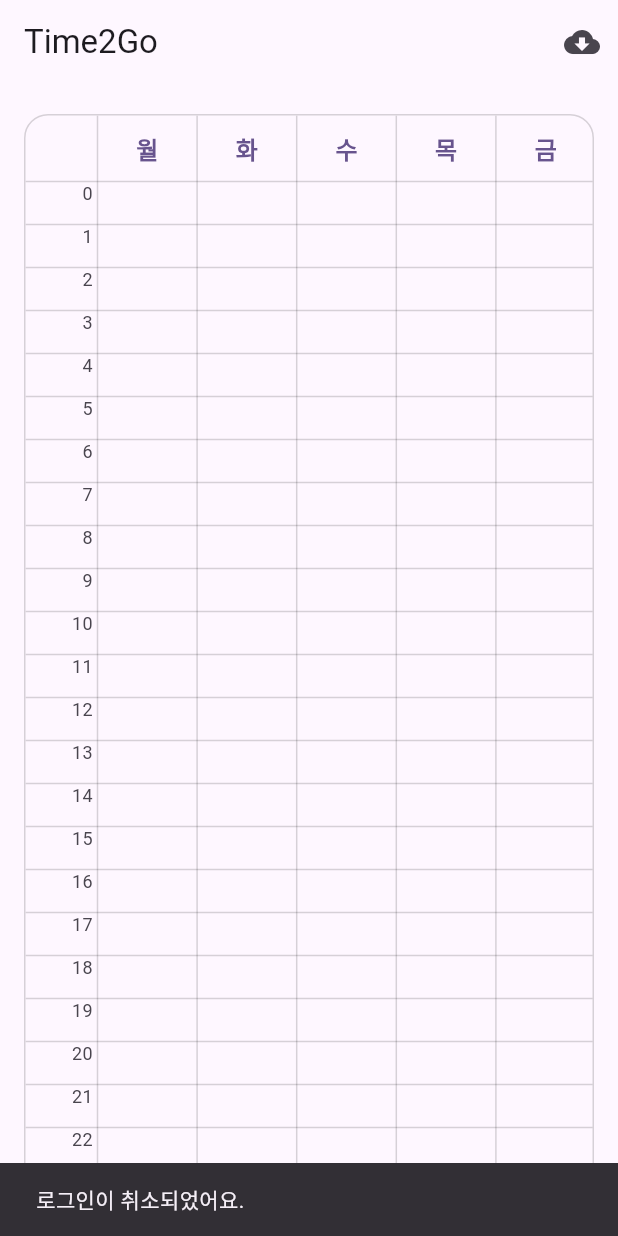
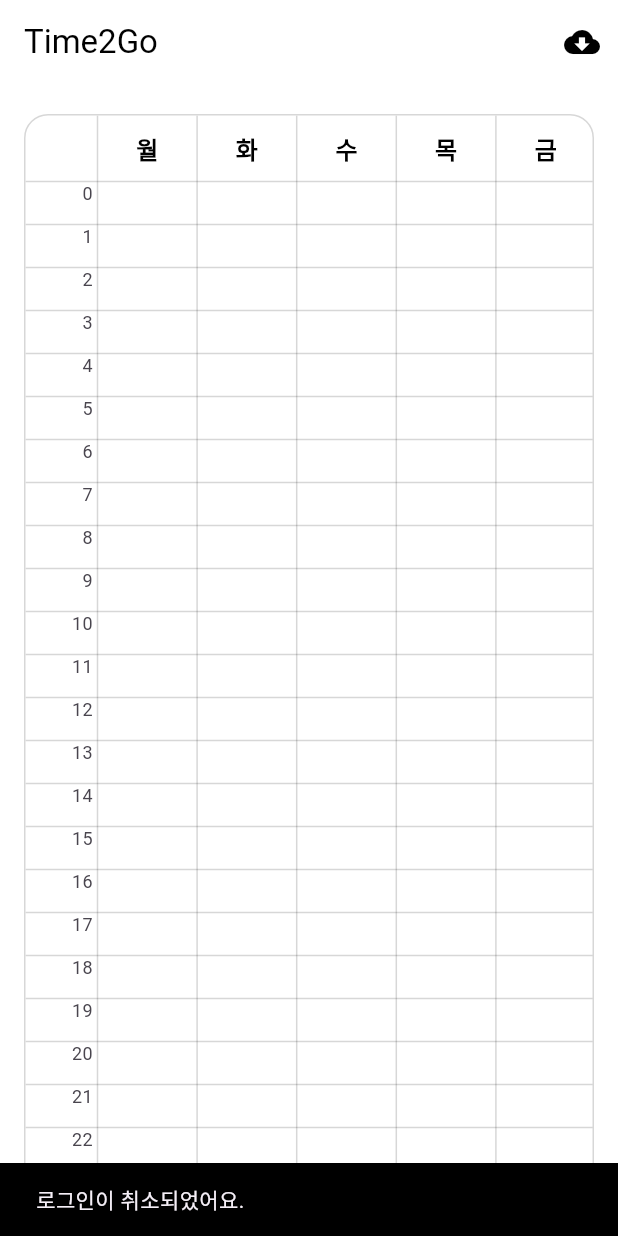
Before and after one commit to studio-void/time2go, a Flutter app: the screen it shows after launch, after a tap on the "cloud download" icon, on a phone screen of 412 x 824 dp. Run offline on Flutter 3.47's test engine with Material 3 defaults, Android fonts, the light colour scheme and no system bars; our stand-ins replace firebase_auth, firebase_core, google_sign_in; missing offline and left inert: googleapis; accounts and stored records are empty; statements that could not run were skipped.

Commit message:
refactor: theme

```diff
--- a/lib/main.dart
+++ b/lib/main.dart
@@ -31,7 +31,7 @@ class Time2GoApp extends StatelessWidget {
         ),
         extensions: [Time2GoTheme.dark],
       ),
-      themeMode: ThemeMode.system,
+      themeMode: ThemeMode.light,
       home: const TimetableScreen(),
     );
   }
--- a/lib/theme/time2go_theme.dart
+++ b/lib/theme/time2go_theme.dart
@@ -3,8 +3,15 @@ import 'package:flutter/material.dart';
 class Time2GoTheme extends ThemeExtension<Time2GoTheme> {
   final List<Color> blockColors;
   final Color gridColor;
+  final Color backgroundColor;
+  final Color foregroundColor;
 
-  const Time2GoTheme({required this.blockColors, required this.gridColor});
+  const Time2GoTheme({
+    required this.blockColors,
+    required this.gridColor,
+    required this.backgroundColor,
+    required this.foregroundColor,
+  });
 
   static Time2GoTheme of(BuildContext context) {
     final ext = Theme.of(context).extension<Time2GoTheme>();
@@ -21,16 +28,25 @@ class Time2GoTheme extends ThemeExtension<Time2GoTheme> {
           Color(0xFF80CBC4),
         ],
         gridColor: Color.fromARGB(80, 43, 43, 43),
+        backgroundColor: Color(0xFFFFFFFF),
+        foregroundColor: Color(0xFF000000),
       );
     }
     return ext;
   }
 
   @override
-  Time2GoTheme copyWith({List<Color>? blockColors, Color? gridColor}) {
+  Time2GoTheme copyWith({
+    List<Color>? blockColors,
+    Color? gridColor,
+    Color? backgroundColor,
+    Color? foregroundColor,
+  }) {
     return Time2GoTheme(
       blockColors: blockColors ?? this.blockColors,
       gridColor: gridColor ?? this.gridColor,
+      backgroundColor: backgroundColor ?? this.backgroundColor,
+      foregroundColor: foregroundColor ?? this.foregroundColor,
     );
   }
 
@@ -45,21 +61,29 @@ class Time2GoTheme extends ThemeExtension<Time2GoTheme> {
             blockColors[i],
       ),
       gridColor: Color.lerp(gridColor, other.gridColor, t) ?? gridColor,
+      backgroundColor:
+          Color.lerp(backgroundColor, other.backgroundColor, t) ??
+          backgroundColor,
+      foregroundColor:
+          Color.lerp(foregroundColor, other.foregroundColor, t) ??
+          foregroundColor,
     );
   }
 
   static const light = Time2GoTheme(
     blockColors: [
-      Color(0xFF90CAF9),
-      Color(0xFFA5D6A7),
-      Color(0xFFFFF59D),
-      Color(0xFFFFAB91),
-      Color(0xFFCE93D8),
-      Color(0xFFB0BEC5),
-      Color(0xFFFFCC80),
-      Color(0xFF80CBC4),
+      Color(0xFF64B5F6),
+      Color(0xFF81C784),
+      Color(0xFFFFEE58),
+      Color(0xFFFF8A65),
+      Color(0xFFBA68C8),
+      Color(0xFF90A4AE),
+      Color(0xFFFFB74D),
+      Color(0xFF4DB6AC),
     ],
     gridColor: Color.fromARGB(40, 0, 0, 0),
+    backgroundColor: Color(0xFFFFFFFF),
+    foregroundColor: Color(0xFF000000),
   );
 
   static const dark = Time2GoTheme(
@@ -74,5 +98,7 @@ class Time2GoTheme extends ThemeExtension<Time2GoTheme> {
       Color(0xFF00897B),
     ],
     gridColor: Color.fromARGB(40, 255, 255, 255),
+    backgroundColor: Color(0xFF202020),
+    foregroundColor: Color(0xFFFFFFFF),
   );
 }
--- a/lib/view/timetable_screen.dart
+++ b/lib/view/timetable_screen.dart
@@ -1,5 +1,4 @@
 import 'package:flutter/material.dart';
-import 'package:flutter/foundation.dart';
 import 'package:time2go/theme/time2go_theme.dart';
 import 'package:time2go/view/widgets/schedule_block.dart';
 import 'package:time2go/viewmodel/timetable_viewmodel.dart';
@@ -33,15 +32,13 @@ class _TimetableScreenState extends State<TimetableScreen> {
     GoogleSignInAccount? gUser = _googleSignIn.currentUser;
     gUser ??= await _googleSignIn.signInSilently();
     gUser ??= await _googleSignIn.signIn();
-    return gUser; // may be null if user cancels
+    return gUser;
   }
 
   Future<User?> _signInWithGoogleAndFirebase() async {
-    // Always ensure we have a Google account first (needed for Calendar API)
     final gUser = await _ensureGoogleAccount();
     if (gUser == null) return null; // user cancelled
 
-    // If already signed in to Firebase, reuse it; otherwise link Google to Firebase
     final current = FirebaseAuth.instance.currentUser;
     if (current != null) {
       return current;
@@ -58,42 +55,40 @@ class _TimetableScreenState extends State<TimetableScreen> {
     return userCred.user;
   }
 
-  // 구글 캘린더에서 일정을 가져와 timetable에 추가하는 함수 (실제 구현)
   Future<void> _importGoogleCalendar() async {
     setState(() {
       _isLoading = true;
     });
     try {
-      // 1) Ensure Google Sign-In & FirebaseAuth session
       final user = await _signInWithGoogleAndFirebase();
       if (user == null) {
         if (!mounted) return;
-        ScaffoldMessenger.of(
-          context,
-        ).showSnackBar(const SnackBar(content: Text('로그인이 취소되었어요.')));
+        ScaffoldMessenger.of(context).showSnackBar(
+          SnackBar(
+            content: Text('로그인이 취소되었어요.'),
+            backgroundColor: Time2GoTheme.of(context).foregroundColor,
+          ),
+        );
         return;
       }
 
-      // 2) Build an authenticated client for googleapis using the Google account
       final account = await _ensureGoogleAccount();
       if (account == null) {
         if (!mounted) return;
-        ScaffoldMessenger.of(
-          context,
-        ).showSnackBar(const SnackBar(content: Text('구글 로그인이 필요해요.')));
+        ScaffoldMessenger.of(context).showSnackBar(
+          SnackBar(
+            content: Text('구글 로그인이 필요해요.'),
+            backgroundColor: Time2GoTheme.of(context).foregroundColor,
+          ),
+        );
         return;
       }
       final authHeaders = await account.authHeaders;
       final authClient = _GoogleAuthClient(authHeaders);
 
       try {
-        // 3) Call Calendar API
         final calendarApi = calendar.CalendarApi(authClient);
-
         final calendarList = await calendarApi.calendarList.list();
-        for (var cal in calendarList.items ?? []) {
-          debugPrint('캘린더 이름=${cal.summary}, id=${cal.id}');
-        }
 
         final List<calendar.Event> allEvents = [];
         for (final cal in calendarList.items ?? []) {
@@ -109,12 +104,12 @@ class _TimetableScreenState extends State<TimetableScreen> {
           allEvents.addAll(events.items ?? []);
         }
 
+        // 하루종일 이벤트 거르기
         final List<calendar.Event> filtered = [
           for (final e in allEvents)
             if (e.start?.dateTime != null && e.end?.dateTime != null) e,
         ];
 
-        // 4) Convert to timetable format (Mon~Fri)
         final List<Map<String, dynamic>> events = [];
         for (final item in filtered) {
           final DateTime? startDT = item.start?.dateTime?.toLocal();
@@ -135,12 +130,14 @@ class _TimetableScreenState extends State<TimetableScreen> {
           });
         }
 
-        // 5) Update view model
         viewModel.addGoogleCalendarEvents(events);
 
         if (!mounted) return;
         ScaffoldMessenger.of(context).showSnackBar(
-          SnackBar(content: Text('구글 캘린더에서 ${events.length}건을 가져왔어요.')),
+          SnackBar(
+            content: Text('구글 캘린더에서 ${events.length}건을 가져왔어요.'),
+            backgroundColor: Time2GoTheme.of(context).foregroundColor,
+          ),
         );
       } finally {
         authClient.close();
@@ -148,9 +145,12 @@ class _TimetableScreenState extends State<TimetableScreen> {
     } catch (e) {
       debugPrint('구글 캘린더 가져오기 실패: $e');
       if (!mounted) return;
-      ScaffoldMessenger.of(
-        context,
-      ).showSnackBar(SnackBar(content: Text('구글 캘린더 가져오기 실패: $e')));
+      ScaffoldMessenger.of(context).showSnackBar(
+        SnackBar(
+          content: Text('구글 캘린더 가져오기 실패: $e'),
+          backgroundColor: Time2GoTheme.of(context).foregroundColor,
+        ),
+      );
     } finally {
       if (mounted) {
         setState(() {
@@ -179,7 +179,7 @@ class _TimetableScreenState extends State<TimetableScreen> {
   List<TableRow> _buildTableRows(
     List<String> days,
     double hourRowHeight,
-    ColorScheme colorScheme,
+    Time2GoTheme time2goTheme,
     TextTheme textTheme,
     Color gridColor,
   ) {
@@ -198,12 +198,12 @@ class _TimetableScreenState extends State<TimetableScreen> {
                   style:
                       textTheme.titleMedium?.copyWith(
                         fontWeight: FontWeight.bold,
-                        color: colorScheme.primary,
+                        color: time2goTheme.foregroundColor,
                       ) ??
                       TextStyle(
                         fontWeight: FontWeight.bold,
                         fontSize: 15,
-                        color: colorScheme.primary,
+                        color: time2goTheme.foregroundColor,
                       ),
                 ),
               ),
@@ -236,7 +236,10 @@ class _TimetableScreenState extends State<TimetableScreen> {
     final gridColor = time2goTheme.gridColor;
 
     return Scaffold(
+      backgroundColor: Time2GoTheme.of(context).backgroundColor,
       appBar: AppBar(
+        backgroundColor: Time2GoTheme.of(context).backgroundColor,
+        foregroundColor: Time2GoTheme.of(context).foregroundColor,
         title: const Text('Time2Go'),
         actions: [
           IconButton(
@@ -322,7 +325,6 @@ class _TimetableScreenState extends State<TimetableScreen> {
                         decoration: BoxDecoration(
                           border: Border.all(color: gridColor, width: 1),
                           borderRadius: BorderRadius.circular(16),
-                          color: colorScheme.surface,
                         ),
                         child: ClipRRect(
                           borderRadius: BorderRadius.circular(16),
@@ -338,7 +340,7 @@ class _TimetableScreenState extends State<TimetableScreen> {
                             children: _buildTableRows(
                               days,
                               hourRowHeight,
-                              colorScheme,
+                              time2goTheme,
                               textTheme,
                               gridColor,
                             ),
@@ -434,7 +436,11 @@ class _TimetableScreenState extends State<TimetableScreen> {
           if (_isLoading)
             Container(
               color: Colors.black26,
-              child: const Center(child: CircularProgressIndicator()),
+              child: Center(
+                child: CircularProgressIndicator(
+                  color: Time2GoTheme.of(context).foregroundColor,
+                ),
+              ),
             ),
         ],
       ),
@@ -442,7 +448,6 @@ class _TimetableScreenState extends State<TimetableScreen> {
   }
 }
 
-/// Adds Google auth headers to every request. Needed by `googleapis` package.
 class _GoogleAuthClient extends http.BaseClient {
   final Map<String, String> _headers;
   final http.Client _inner = http.Client();
--- a/lib/viewmodel/timetable_viewmodel.dart
+++ b/lib/viewmodel/timetable_viewmodel.dart
@@ -65,13 +65,13 @@ class TimetableViewModel extends ChangeNotifier {
 
   void addGoogleCalendarEvents(List<Map<String, dynamic>> events) {
     for (final event in events) {
-      // event: {day, startHour, endHour, title}
       final day = event['day'] as int;
       final startHour = event['startHour'] as int;
       final startMinute = event['startMinute'] as int;
       final endHour = event['endHour'] as int;
       final endMinute = event['endMinute'] as int;
       final title = event['title'] as String;
+
       _schedules.add(
         ScheduleModel(
           day: day,
@@ -81,6 +81,7 @@ class TimetableViewModel extends ChangeNotifier {
         ),
       );
     }
+
     notifyListeners();
   }
 
@@ -129,6 +130,7 @@ class TimetableViewModel extends ChangeNotifier {
       ),
     );
     _schedules = newList;
+
     notifyListeners();
   }
 }
```
